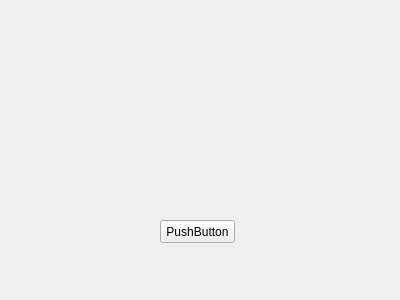
First picture: the form in widget.ui, repository zzl163/helloworld, before the edit.
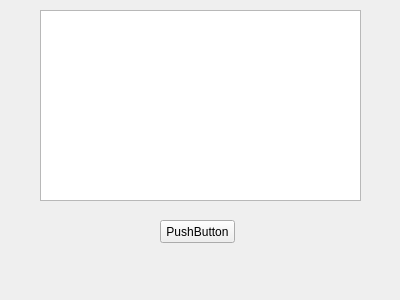
Second picture: the form after the edit.

Patch:
```diff
--- a/widget.ui
+++ b/widget.ui
@@ -11,7 +11,10 @@
    </rect>
   </property>
   <property name="windowTitle">
-   <string>Widget</string>
+   <string>Helloworld</string>
+  </property>
+  <property name="autoFillBackground">
+   <bool>true</bool>
   </property>
   <widget class="QPushButton" name="pushButton">
    <property name="geometry">
@@ -26,6 +29,16 @@
     <string>PushButton</string>
    </property>
   </widget>
+  <widget class="QGraphicsView" name="graphicsView">
+   <property name="geometry">
+    <rect>
+     <x>40</x>
+     <y>10</y>
+     <width>321</width>
+     <height>191</height>
+    </rect>
+   </property>
+  </widget>
  </widget>
  <layoutdefault spacing="6" margin="11"/>
  <resources/>
```
